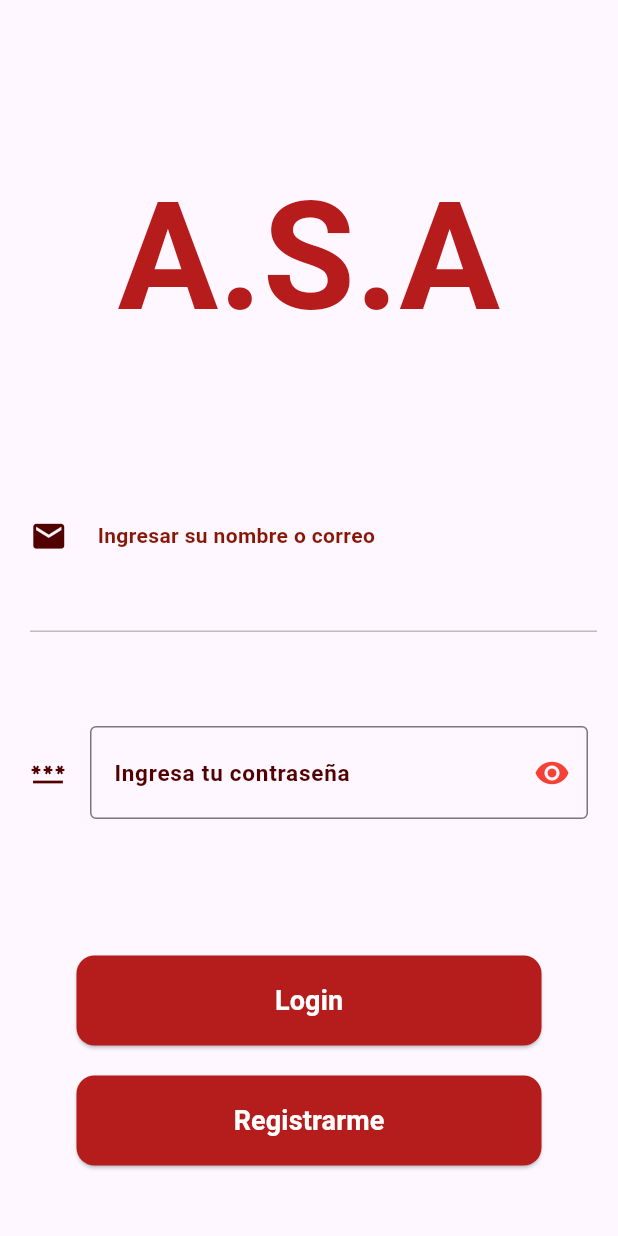
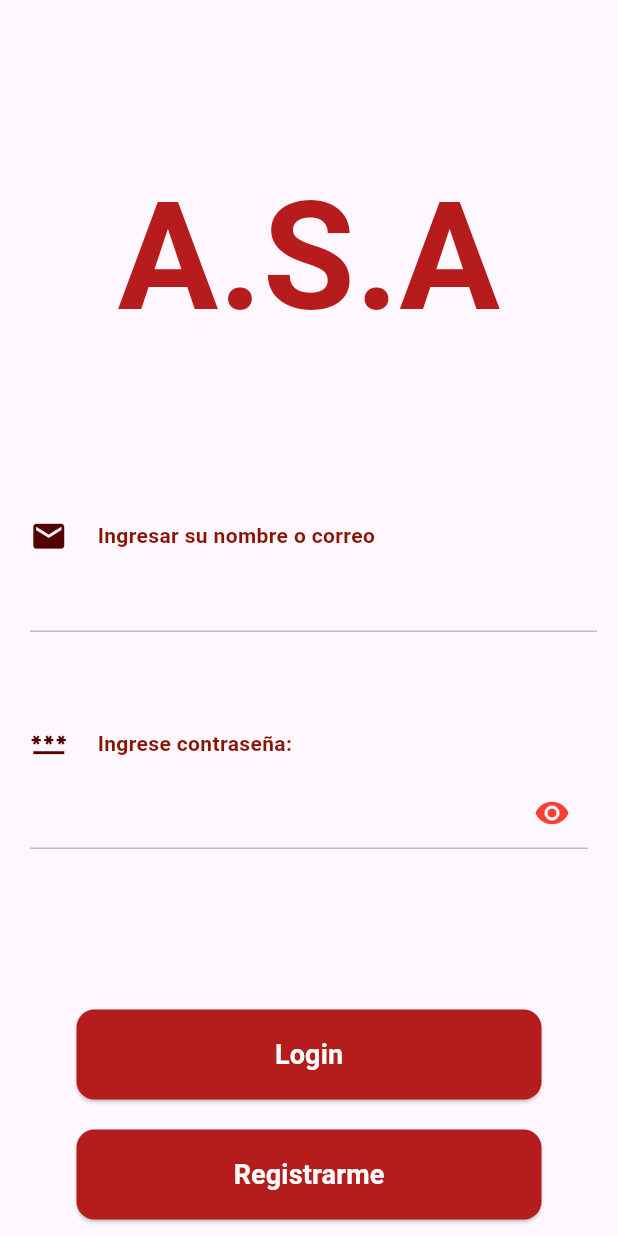
Before and after one commit to LuisCalleLazo/SanAndres_Mobile, a Flutter app: the screen it shows after launch, on a phone screen of 412 x 824 dp. Run offline on Flutter 3.47's test engine with Material 3 defaults, Android fonts, the phone set to English and light mode, and no system bars; our stand-ins replace dio, flutter_dotenv, flutter_secure_storage, go_router, google_fonts, image_picker and 3 more; missing offline and left inert: flutter_pdfview.

Commit message:
Change input pass

```diff
--- a/lib/presentation/pages/autoparts/edit_audtoparts_page.dart
+++ b/lib/presentation/pages/autoparts/edit_audtoparts_page.dart
@@ -31,36 +31,42 @@ class _EditAudtopartsPageState extends State<EditAudtopartsPage> {
             label: "Costo unitario oficial",
             controller: _inputManager.getController('cost_unit'),
             icon: Icons.money,
+            type: TextInputType.number,
           ),
           const SizedBox(height: 20),
           InputDefault(
             label: "Costo unitario publico",
             controller: _inputManager.getController('cost_unit_public'),
             icon: Icons.public,
+            type: TextInputType.number,
           ),
           const SizedBox(height: 20),
           InputDefault(
             label: "Costo por mayor oficial",
             controller: _inputManager.getController('cost_wholesale'),
             icon: Icons.money,
+            type: TextInputType.number,
           ),
           const SizedBox(height: 20),
           InputDefault(
             label: "Costo por mayor publico",
             controller: _inputManager.getController('cost_wholesale_public'),
             icon: Icons.public,
+            type: TextInputType.number,
           ),
           const SizedBox(height: 20),
           InputDefault(
             label: "Cantidad disponible oficial",
             controller: _inputManager.getController('amount_wholesale_public'),
             icon: Icons.list_alt,
+            type: TextInputType.number,
           ),
           const SizedBox(height: 20),
           InputDefault(
             label: "Cantidad disponible publico",
             controller: _inputManager.getController('amount_wholesale_public'),
             icon: Icons.list,
+            type: TextInputType.number,
           ),
           const SizedBox(height: 20),
           Padding(
--- a/lib/presentation/widgets/inputs/input_pass.dart
+++ b/lib/presentation/widgets/inputs/input_pass.dart
@@ -1,9 +1,12 @@
 import 'package:flutter/material.dart';
+import 'dart:math' as math;
 
 class InputPass extends StatefulWidget {
   final TextEditingController controller;
+  final String label;
   const InputPass({
     super.key,
+    this.label = "Ingrese contraseña:",
     required this.controller,
   });
 
@@ -13,17 +16,40 @@ class InputPass extends StatefulWidget {
 
 class _InputPassState extends State<InputPass> {
   bool _obscureText = true;
+  bool isFocused = false;
 
   void _togglePasswordVisibility() {
     setState(() {
       _obscureText = !_obscureText;
     });
   }
+
   @override
   Widget build(BuildContext context) {
-    return Padding(
-      padding: const EdgeInsetsDirectional.symmetric(
-          vertical: 1.0, horizontal: 20.0),
+    double heigth = math.max(MediaQuery.of(context).size.height * 0.08, 100);
+    return SizedBox(
+      height: heigth,
+      child: Column(
+        children: [
+          Padding(
+            padding: const EdgeInsets.only(left: 20, bottom: 10),
+            child: Row(
+              children: [
+                const Icon(Icons.password),
+                const SizedBox(width: 20),
+                Text(
+                  widget.label,
+                  style: const TextStyle(
+                    fontWeight: FontWeight.bold,
+                    color: Color.fromARGB(255, 135, 22, 5),
+                    fontSize: 14,
+                  ),
+                ),
+              ],
+            ),
+          ),
+          Padding(
+            padding: const EdgeInsets.symmetric(horizontal: 20),
             child: TextField(
               controller: widget.controller,
               style: const TextStyle(
@@ -33,14 +59,42 @@ class _InputPassState extends State<InputPass> {
               cursorColor: const Color.fromARGB(255, 123, 17, 3),
               obscureText: _obscureText,
               decoration: InputDecoration(
-          icon: const Icon(Icons.password),
-          label: const Text("Ingresa tu contraseña"),
+                border: InputBorder.none,
+                alignLabelWithHint: false,
+                enabledBorder: UnderlineInputBorder(
+                  borderSide: BorderSide(
+                    color: Colors.grey.shade400,
+                  ),
+                ),
+                focusedBorder: const UnderlineInputBorder(
+                  borderSide: BorderSide(
+                    color: Color.fromARGB(255, 135, 22, 5),
+                  ),
+                ),
                 suffixIcon: IconButton(
                   onPressed: _togglePasswordVisibility,
                   icon: const Icon(Icons.remove_red_eye_sharp),
                   color: Colors.red,
                 ),
               ),
+              onTap: () {
+                setState(() {
+                  isFocused = true;
+                });
+              },
+              onEditingComplete: () {
+                setState(() {
+                  isFocused = false;
+                });
+              },
+              onSubmitted: (_) {
+                setState(() {
+                  isFocused = false;
+                });
+              },
+            ),
+          ),
+        ],
       ),
     );
   }
```
Also changed, not shown: lib/presentation/pages/sales/edit_sale_page.dart (+5 -5 lines), lib/presentation/widgets/inputs/input_default.dart (+7 -4 lines). Lines whose indentation alone changed are shown as unchanged.
